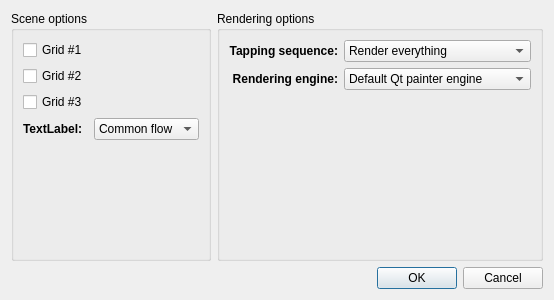
The window that DACUSN/scenerendererdialog.ui (Gresthorn/DACUSN) describes before a commit, drawn with Qt 5.
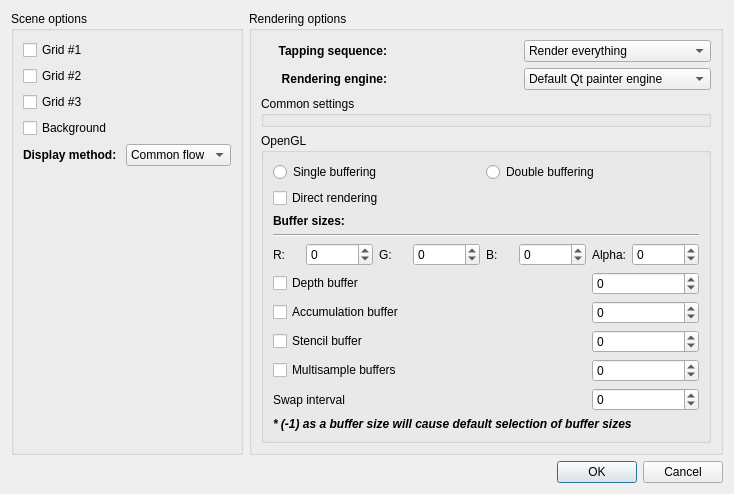
The same window after the commit. Icons and pictures are not drawn.

Commit message: OpenGL implementation finished. Options for OpenGL added and background color selection is now availible. Repaired rotation feature.

Patch:
```diff
--- a/DACUSN/scenerendererdialog.ui
+++ b/DACUSN/scenerendererdialog.ui
@@ -6,24 +6,14 @@
    <rect>
     <x>0</x>
     <y>0</y>
-    <width>502</width>
-    <height>300</height>
+    <width>734</width>
+    <height>490</height>
    </rect>
   </property>
   <property name="windowTitle">
    <string>Scene grid and rendering options</string>
   </property>
   <layout class="QGridLayout" name="gridLayout">
-   <item row="1" column="1">
-    <widget class="QDialogButtonBox" name="buttonBox">
-     <property name="orientation">
-      <enum>Qt::Horizontal</enum>
-     </property>
-     <property name="standardButtons">
-      <set>QDialogButtonBox::Cancel|QDialogButtonBox::Ok</set>
-     </property>
-    </widget>
-   </item>
    <item row="0" column="0">
     <widget class="QGroupBox" name="sceneOptionsGroupBox">
      <property name="minimumSize">
@@ -36,17 +26,23 @@
       <string>Scene options</string>
      </property>
      <layout class="QGridLayout" name="gridLayout_3">
-      <item row="0" column="1">
-       <widget class="QCheckBox" name="gridOneCheckBox">
-        <property name="text">
-         <string>Grid #1</string>
+      <item row="2" column="2">
+       <widget class="QPushButton" name="colorPickerGridThree">
+        <property name="styleSheet">
+         <string notr="true">border:none;</string>
         </property>
-       </widget>
-      </item>
-      <item row="1" column="1">
-       <widget class="QCheckBox" name="gridTwoCheckBox">
         <property name="text">
-         <string>Grid #2</string>
+         <string/>
+        </property>
+        <property name="icon">
+         <iconset resource="icons.qrc">
+          <normaloff>:/mainToolbar/icons/color_chart.png</normaloff>:/mainToolbar/icons/color_chart.png</iconset>
+        </property>
+        <property name="iconSize">
+         <size>
+          <width>32</width>
+          <height>32</height>
+         </size>
         </property>
        </widget>
       </item>
@@ -57,7 +53,14 @@
         </property>
        </widget>
       </item>
-      <item row="4" column="1">
+      <item row="1" column="1">
+       <widget class="QCheckBox" name="gridTwoCheckBox">
+        <property name="text">
+         <string>Grid #2</string>
+        </property>
+       </widget>
+      </item>
+      <item row="5" column="1">
        <spacer name="verticalSpacer">
         <property name="orientation">
          <enum>Qt::Vertical</enum>
@@ -70,31 +73,20 @@
         </property>
        </spacer>
       </item>
-      <item row="2" column="2">
-       <widget class="QPushButton" name="colorPickerGridThree">
-        <property name="styleSheet">
-         <string notr="true">border:none;</string>
-        </property>
+      <item row="0" column="1">
+       <widget class="QCheckBox" name="gridOneCheckBox">
         <property name="text">
-         <string/>
-        </property>
-        <property name="icon">
-         <iconset resource="icons.qrc">
-          <normaloff>:/mainToolbar/icons/color_chart.png</normaloff>:/mainToolbar/icons/color_chart.png</iconset>
+         <string>Grid #1</string>
         </property>
        </widget>
       </item>
-      <item row="1" column="2">
-       <widget class="QPushButton" name="colorPickerGridTwo">
+      <item row="4" column="1">
+       <widget class="QLabel" name="targetsDisplayMethodLabel">
         <property name="styleSheet">
-         <string notr="true">border:none;</string>
+         <string notr="true">font-weight: bold;</string>
         </property>
         <property name="text">
-         <string/>
-        </property>
-        <property name="icon">
-         <iconset resource="icons.qrc">
-          <normaloff>:/mainToolbar/icons/color_chart.png</normaloff>:/mainToolbar/icons/color_chart.png</iconset>
+         <string>Display method: </string>
         </property>
        </widget>
       </item>
@@ -110,9 +102,15 @@
          <iconset resource="icons.qrc">
           <normaloff>:/mainToolbar/icons/color_chart.png</normaloff>:/mainToolbar/icons/color_chart.png</iconset>
         </property>
+        <property name="iconSize">
+         <size>
+          <width>32</width>
+          <height>32</height>
+         </size>
+        </property>
        </widget>
       </item>
-      <item row="3" column="2">
+      <item row="4" column="2">
        <widget class="QComboBox" name="targetDisplayMethodComboBox">
         <item>
          <property name="text">
@@ -126,21 +124,68 @@
         </item>
        </widget>
       </item>
+      <item row="1" column="2">
+       <widget class="QPushButton" name="colorPickerGridTwo">
+        <property name="styleSheet">
+         <string notr="true">border:none;</string>
+        </property>
+        <property name="text">
+         <string/>
+        </property>
+        <property name="icon">
+         <iconset resource="icons.qrc">
+          <normaloff>:/mainToolbar/icons/color_chart.png</normaloff>:/mainToolbar/icons/color_chart.png</iconset>
+        </property>
+        <property name="iconSize">
+         <size>
+          <width>32</width>
+          <height>32</height>
+         </size>
+        </property>
+       </widget>
+      </item>
       <item row="3" column="1">
-       <widget class="QLabel" name="targetsDisplayMethodLabel">
+       <widget class="QCheckBox" name="backgroundCheckBox">
+        <property name="text">
+         <string>Background</string>
+        </property>
+       </widget>
+      </item>
+      <item row="3" column="2">
+       <widget class="QPushButton" name="backgroundColorButton">
         <property name="styleSheet">
-         <string notr="true">font-weight: bold;</string>
+         <string notr="true">border:none;</string>
         </property>
         <property name="text">
-         <string>TextLabel: </string>
+         <string/>
+        </property>
+        <property name="icon">
+         <iconset resource="icons.qrc">
+          <normaloff>:/mainToolbar/icons/color_chart.png</normaloff>:/mainToolbar/icons/color_chart.png</iconset>
+        </property>
+        <property name="iconSize">
+         <size>
+          <width>32</width>
+          <height>32</height>
+         </size>
         </property>
        </widget>
       </item>
      </layout>
     </widget>
    </item>
+   <item row="1" column="1">
+    <widget class="QDialogButtonBox" name="buttonBox">
+     <property name="orientation">
+      <enum>Qt::Horizontal</enum>
+     </property>
+     <property name="standardButtons">
+      <set>QDialogButtonBox::Cancel|QDialogButtonBox::Ok</set>
+     </property>
+    </widget>
+   </item>
    <item row="0" column="1">
-    <widget class="QGroupBox" name="groupBox">
+    <widget class="QGroupBox" name="openGLsettingsGroupBox">
      <property name="title">
       <string>Rendering options</string>
      </property>
@@ -179,6 +224,19 @@
         </item>
        </widget>
       </item>
+      <item row="5" column="0">
+       <spacer name="verticalSpacer_2">
+        <property name="orientation">
+         <enum>Qt::Vertical</enum>
+        </property>
+        <property name="sizeHint" stdset="0">
+         <size>
+          <width>20</width>
+          <height>40</height>
+         </size>
+        </property>
+       </spacer>
+      </item>
       <item row="0" column="0">
        <widget class="QLabel" name="tappingSeqLabel">
         <property name="styleSheet">
@@ -192,32 +250,6 @@
         </property>
        </widget>
       </item>
-      <item row="2" column="0">
-       <spacer name="verticalSpacer_2">
-        <property name="orientation">
-         <enum>Qt::Vertical</enum>
-        </property>
-        <property name="sizeHint" stdset="0">
-         <size>
-          <width>20</width>
-          <height>40</height>
-         </size>
-        </property>
-       </spacer>
-      </item>
-      <item row="1" column="0">
-       <widget class="QLabel" name="renderingEngineLabel">
-        <property name="styleSheet">
-         <string notr="true">font-weight: bold;</string>
-        </property>
-        <property name="text">
-         <string>Rendering engine:</string>
-        </property>
-        <property name="alignment">
-         <set>Qt::AlignRight|Qt::AlignTrailing|Qt::AlignVCenter</set>
-        </property>
-       </widget>
-      </item>
       <item row="1" column="2">
        <widget class="QComboBox" name="renderingEngineComboBox">
         <item>
@@ -232,6 +264,242 @@
         </item>
        </widget>
       </item>
+      <item row="3" column="0" colspan="3">
+       <widget class="QGroupBox" name="groupBox_2">
+        <property name="title">
+         <string>OpenGL</string>
+        </property>
+        <layout class="QGridLayout" name="gridLayout_4">
+         <item row="5" column="3">
+          <widget class="QSpinBox" name="greenSpinBox">
+           <property name="minimum">
+            <number>-1</number>
+           </property>
+           <property name="maximum">
+            <number>999999999</number>
+           </property>
+          </widget>
+         </item>
+         <item row="5" column="1">
+          <widget class="QSpinBox" name="redSpinBox">
+           <property name="minimum">
+            <number>-1</number>
+           </property>
+           <property name="maximum">
+            <number>999999999</number>
+           </property>
+          </widget>
+         </item>
+         <item row="7" column="6" colspan="2">
+          <widget class="QSpinBox" name="depthBufferSpinBox">
+           <property name="minimum">
+            <number>-1</number>
+           </property>
+           <property name="maximum">
+            <number>999999999</number>
+           </property>
+          </widget>
+         </item>
+         <item row="7" column="0" colspan="6">
+          <widget class="QCheckBox" name="depthBufferCheckBox">
+           <property name="text">
+            <string>Depth buffer</string>
+           </property>
+          </widget>
+         </item>
+         <item row="8" column="6" colspan="2">
+          <widget class="QSpinBox" name="accumulationBufferSpinBox">
+           <property name="minimum">
+            <number>-1</number>
+           </property>
+           <property name="maximum">
+            <number>999999999</number>
+           </property>
+          </widget>
+         </item>
+         <item row="9" column="6" colspan="2">
+          <widget class="QSpinBox" name="stencilBufferSpinBox">
+           <property name="minimum">
+            <number>-1</number>
+           </property>
+           <property name="maximum">
+            <number>999999999</number>
+           </property>
+          </widget>
+         </item>
+         <item row="8" column="0" colspan="6">
+          <widget class="QCheckBox" name="accumulationBufferCheckBox">
+           <property name="text">
+            <string>Accumulation buffer</string>
+           </property>
+          </widget>
+         </item>
+         <item row="10" column="6" colspan="2">
+          <widget class="QSpinBox" name="multisamplesBuffersSpinBox">
+           <property name="minimum">
+            <number>-1</number>
+           </property>
+           <property name="maximum">
+            <number>999999999</number>
+           </property>
+          </widget>
+         </item>
+         <item row="10" column="0" colspan="6">
+          <widget class="QCheckBox" name="multisampleBuffersCheckBox">
+           <property name="text">
+            <string>Multisample buffers</string>
+           </property>
+          </widget>
+         </item>
+         <item row="2" column="0" colspan="8">
+          <widget class="QCheckBox" name="directRenderingCheckBox">
+           <property name="text">
+            <string>Direct rendering</string>
+           </property>
+          </widget>
+         </item>
+         <item row="4" column="0" colspan="8">
+          <widget class="Line" name="line">
+           <property name="orientation">
+            <enum>Qt::Horizontal</enum>
+           </property>
+          </widget>
+         </item>
+         <item row="9" column="0" colspan="6">
+          <widget class="QCheckBox" name="stencilBufferCheckBox">
+           <property name="text">
+            <string>Stencil buffer</string>
+           </property>
+          </widget>
+         </item>
+         <item row="11" column="0" colspan="6">
+          <widget class="QLabel" name="swapIntervalLabel">
+           <property name="text">
+            <string>Swap interval</string>
+           </property>
+          </widget>
+         </item>
+         <item row="11" column="6" colspan="2">
+          <widget class="QSpinBox" name="swapIntervalSpinBox">
+           <property name="minimum">
+            <number>-1</number>
+           </property>
+           <property name="maximum">
+            <number>999999999</number>
+           </property>
+          </widget>
+         </item>
+         <item row="5" column="7">
+          <widget class="QSpinBox" name="alphaSpinBox">
+           <property name="minimum">
+            <number>-1</number>
+           </property>
+           <property name="maximum">
+            <number>999999999</number>
+           </property>
+          </widget>
+         </item>
+         <item row="0" column="0" colspan="4">
+          <widget class="QRadioButton" name="singleBufferingRadio">
+           <property name="text">
+            <string>Single buffering</string>
+           </property>
+           <attribute name="buttonGroup">
+            <string notr="true">buttonGroup</string>
+           </attribute>
+          </widget>
+         </item>
+         <item row="3" column="0" colspan="8">
+          <widget class="QLabel" name="label">
+           <property name="styleSheet">
+            <string notr="true">font-weight:bold;</string>
+           </property>
+           <property name="text">
+            <string>Buffer sizes:</string>
+           </property>
+          </widget>
+         </item>
+         <item row="0" column="4" colspan="4">
+          <widget class="QRadioButton" name="doubleBufferingRadio">
+           <property name="text">
+            <string>Double buffering</string>
+           </property>
+           <attribute name="buttonGroup">
+            <string notr="true">buttonGroup</string>
+           </attribute>
+          </widget>
+         </item>
+         <item row="5" column="0">
+          <widget class="QLabel" name="redLabel">
+           <property name="text">
+            <string>R:</string>
+           </property>
+          </widget>
+         </item>
+         <item row="5" column="4">
+          <widget class="QLabel" name="blueLabel">
+           <property name="text">
+            <string>B:</string>
+           </property>
+          </widget>
+         </item>
+         <item row="5" column="2">
+          <widget class="QLabel" name="greenLabel">
+           <property name="text">
+            <string>G:</string>
+           </property>
+          </widget>
+         </item>
+         <item row="5" column="6">
+          <widget class="QLabel" name="alphaLabel">
+           <property name="text">
+            <string>Alpha:</string>
+           </property>
+          </widget>
+         </item>
+         <item row="5" column="5">
+          <widget class="QSpinBox" name="blueSpinBox">
+           <property name="minimum">
+            <number>-1</number>
+           </property>
+           <property name="maximum">
+            <number>999999999</number>
+           </property>
+          </widget>
+         </item>
+         <item row="12" column="0" colspan="8">
+          <widget class="QLabel" name="label_2">
+           <property name="styleSheet">
+            <string notr="true">font-weight: bold;font-style: italic;</string>
+           </property>
+           <property name="text">
+            <string>* (-1) as a buffer size will cause default selection of buffer sizes</string>
+           </property>
+          </widget>
+         </item>
+        </layout>
+       </widget>
+      </item>
+      <item row="2" column="0" colspan="3">
+       <widget class="QGroupBox" name="commonSettingsGroupBox">
+        <property name="title">
+         <string>Common settings</string>
+        </property>
+       </widget>
+      </item>
+      <item row="1" column="0">
+       <widget class="QLabel" name="renderingEngineLabel">
+        <property name="styleSheet">
+         <string notr="true">font-weight: bold;</string>
+        </property>
+        <property name="text">
+         <string>Rendering engine:</string>
+        </property>
+        <property name="alignment">
+         <set>Qt::AlignRight|Qt::AlignTrailing|Qt::AlignVCenter</set>
+        </property>
+       </widget>
+      </item>
      </layout>
     </widget>
    </item>
```
Left out of the diff: 3 changed lines with no effect on the pictures. The commit also changes 15 other files.
